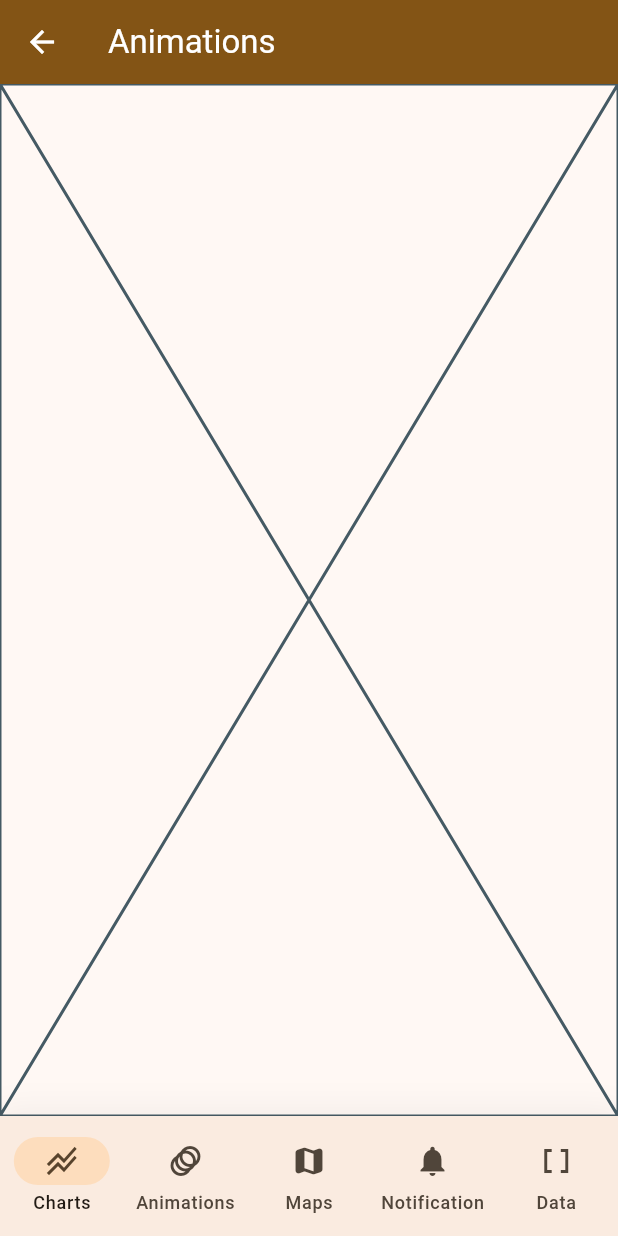
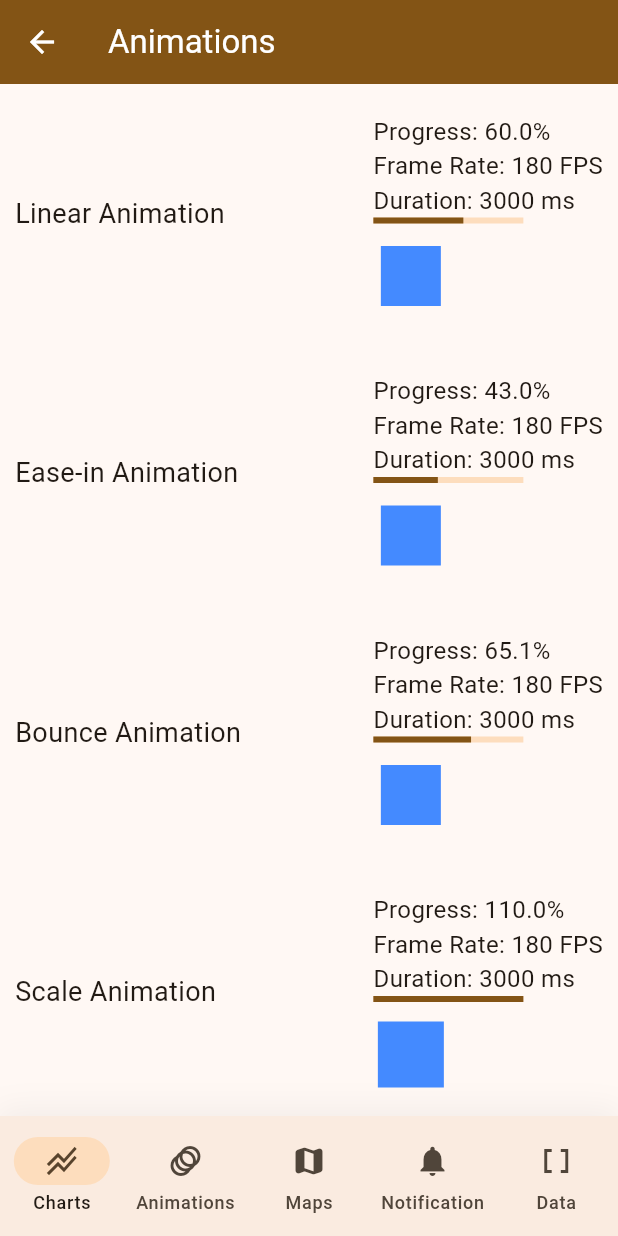
Before and after one commit to Maciej-Banaszynski/flutter_combined_app, a Flutter app: the AnimationsScreen screen opened by its route, on a phone screen of 412 x 824 dp. Run offline on Flutter 3.47's test engine with Material 3 defaults, Android fonts, the phone set to English and light mode, and no system bars; our stand-ins replace fl_chart, flutter_bloc, flutter_hooks, flutter_modular, flutter_screenutil, freezed_annotation and 2 more; missing offline and left inert: apple_maps_flutter; generated files the repository leaves out were written again.

Commit message:
Add charts and animations

```diff
--- a/lib/app/app_route_paths.dart
+++ b/lib/app/app_route_paths.dart
@@ -1,6 +1,6 @@
 abstract class AppRoutePaths {
   static const startPath = '/';
-  static const chartsPath = '/charts';
+  static const chartsPath = '/charts/';
   static const animationsPath = '/animations';
   static const mapsPath = '/maps';
   static const notificationPath = '/notification';
--- a/lib/common/extensions/navigation_on_string/navigation_on_string.dart
+++ b/lib/common/extensions/navigation_on_string/navigation_on_string.dart
@@ -1,6 +1,6 @@
 extension Navigation on String {
   String get relativePath => substring(1);
-  String get toNavigation => replaceAll('//', '/').substring(1);
+  String get toNavigation => replaceAll('//', '/');
   String get parentModule => '../$this';
   String get modulePath => '..$this';
 }
--- /dev/null
+++ b/lib/features/animations/animation_view.dart
@@ -0,0 +1,107 @@
+import 'dart:ui' as ui;
+
+import 'package:flutter/material.dart';
+import 'package:flutter_hooks/flutter_hooks.dart';
+
+class AnimationView extends HookWidget {
+  const AnimationView({super.key});
+
+  @override
+  Widget build(BuildContext context) {
+    // Linear Animation
+    final linearController = useAnimationController(duration: const Duration(seconds: 3))..repeat();
+    final linearAnimation = Tween(begin: 0.0, end: 1.0).animate(linearController);
+
+    // Ease-In Animation
+    final easeInController = useAnimationController(duration: const Duration(seconds: 3))..repeat();
+    final easeInAnimation = CurvedAnimation(parent: easeInController, curve: Curves.easeIn);
+
+    // Bounce Animation
+    final bounceController = useAnimationController(duration: const Duration(seconds: 3))..repeat();
+    final bounceAnimation = CurvedAnimation(parent: bounceController, curve: Curves.bounceInOut);
+
+    // Scale Animation
+    final scaleController = useAnimationController(duration: const Duration(seconds: 3))..repeat();
+    final scaleAnimation = Tween(begin: 0.5, end: 1.5).animate(scaleController);
+
+    // Rotation Animation
+    final rotationController = useAnimationController(duration: const Duration(seconds: 3))..repeat();
+    final rotationAnimation = Tween(begin: 0.0, end: 1.0).animate(rotationController);
+
+    return SingleChildScrollView(
+      child: Column(
+        children: [
+          _buildAnimationRow("Linear Animation", linearAnimation, linearController),
+          _buildAnimationRow("Ease-in Animation", easeInAnimation, easeInController),
+          _buildAnimationRow("Bounce Animation", bounceAnimation, bounceController),
+          _buildAnimationRow("Scale Animation", scaleAnimation, scaleController, isScale: true),
+          _buildAnimationRow("Rotation Animation", rotationAnimation, rotationController, isRotation: true),
+        ],
+      ),
+    );
+  }
+
+  Widget _buildAnimationRow(String label, Animation<double> animation, AnimationController controller,
+      {bool isScale = false, bool isRotation = false}) {
+    return Padding(
+      padding: const EdgeInsets.symmetric(vertical: 20.0, horizontal: 10.0),
+      child: Row(
+        mainAxisAlignment: MainAxisAlignment.spaceBetween,
+        children: [
+          Text(label, style: const TextStyle(fontSize: 18)),
+          AnimatedBuilder(
+            animation: controller,
+            builder: (context, child) {
+              // Animation metric values
+              double progress = animation.value;
+              double frameRate = ui.window.devicePixelRatio * 60;
+              int duration = controller.duration!.inMilliseconds;
+
+              return Column(
+                crossAxisAlignment: CrossAxisAlignment.start,
+                children: [
+                  _buildMetric("Progress:", "${(progress * 100).toStringAsFixed(1)}%"),
+                  _buildMetric("Frame Rate:", "${frameRate.toInt()} FPS"),
+                  _buildMetric("Duration:", "$duration ms"),
+                  SizedBox(
+                    width: 100,
+                    child: LinearProgressIndicator(value: progress),
+                  ),
+                  const SizedBox(height: 10),
+                  _buildAnimatedBox(progress, isScale: isScale, isRotation: isRotation),
+                ],
+              );
+            },
+          ),
+        ],
+      ),
+    );
+  }
+
+  Widget _buildMetric(String label, String value) {
+    return Text(
+      "$label $value",
+      style: const TextStyle(fontSize: 16),
+    );
+  }
+
+  Widget _buildAnimatedBox(double animationValue, {bool isScale = false, bool isRotation = false}) {
+    return Container(
+      width: 50,
+      height: 50,
+      alignment: Alignment.center,
+      child: Transform.scale(
+        scale: isScale ? animationValue : 1.0,
+        child: Transform.rotate(
+          angle: isRotation ? animationValue * 6.28 : 0.0, // 2 * pi radians for full rotation
+          child: Container(
+            width: 40,
+            height: 40,
+            color: Colors.blueAccent,
+            child: isRotation ? const Icon(Icons.refresh, color: Colors.white) : null,
+          ),
+        ),
+      ),
+    );
+  }
+}
--- a/lib/features/animations/animations_screen.dart
+++ b/lib/features/animations/animations_screen.dart
@@ -2,6 +2,7 @@ import 'package:flutter/material.dart';
 
 import '../../common/extensions/build_context_extensions.dart';
 import '../../common/widgets/app_scaffold/app_scaffold.dart';
+import 'animation_view.dart';
 
 class AnimationsScreen extends StatelessWidget {
   const AnimationsScreen({super.key});
@@ -10,7 +11,7 @@ class AnimationsScreen extends StatelessWidget {
   Widget build(BuildContext context) {
     return AppScaffold(
       screenTitle: context.localizations.animations_dashboard_title,
-      child: const Placeholder(),
+      child: const AnimationView(),
     );
   }
 }
```
Also changed, not shown: lib/features/charts/charts_module.dart (added, +37 -0 lines), lib/features/charts/charts_screen.dart (+46 -1 lines), lib/features/charts/plots/bar_chart_plot.dart (added, +65 -0 lines), lib/features/charts/plots/line_chart_plot.dart (added, +75 -0 lines), lib/features/charts/plots/pie_chart_plot.dart (added, +57 -0 lines), lib/features/charts/plots/scatter_chart_plot.dart (added, +69 -0 lines), lib/features/dashboard/dashboard_module.dart (+7 -37 lines).
